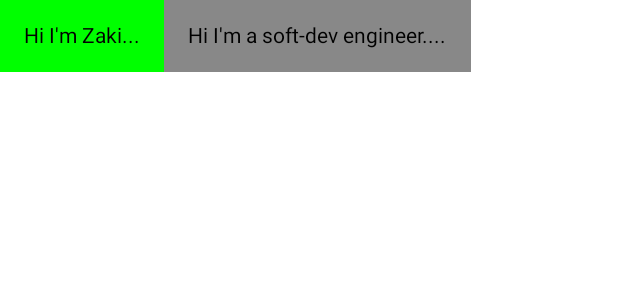
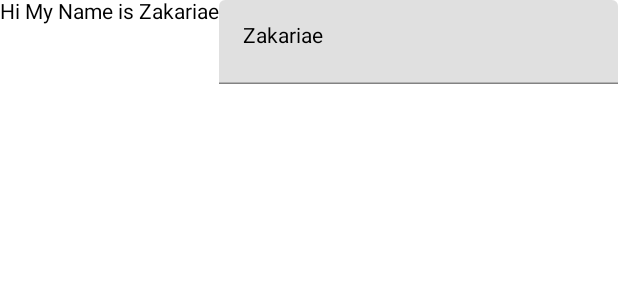
Before and after one commit to zakariaebouklah/CoffeeIsAwesome, an Android app built with Jetpack Compose: the @Preview function FirstComposable, on a phone screen of 412 x 824 dp. Shown: the top 300 px of the screen. Run offline under Robolectric (Android 15) with nearby library versions, the phone set to English and light mode, and no system bars.

Commit message:
Remembering a state.

```diff
--- a/app/src/main/java/com/zakib/coffeeisgood/MainActivity.kt
+++ b/app/src/main/java/com/zakib/coffeeisgood/MainActivity.kt
@@ -11,7 +11,11 @@ import androidx.compose.foundation.layout.padding
 import androidx.compose.material.MaterialTheme
 import androidx.compose.material.Surface
 import androidx.compose.material.Text
+import androidx.compose.material.TextField
 import androidx.compose.runtime.Composable
+import androidx.compose.runtime.MutableState
+import androidx.compose.runtime.mutableStateOf
+import androidx.compose.runtime.remember
 import androidx.compose.ui.Modifier
 import androidx.compose.ui.graphics.Color
 import androidx.compose.ui.tooling.preview.Preview
@@ -44,19 +48,28 @@ class MainActivity : ComponentActivity() {
 @Preview
 @Composable
 fun FirstComposable(): Unit {
+    /**
+     * Remember, it's just a call where we can ask the framework to remember that value.
+     * Remember will actually act like it's similar to memo in other frameworks.
+     *
+     * PS: we can remember states as well as plain values
+     */
+    var name = remember {
+        mutableStateOf("Zakariae")
+        /**
+         * like in React we create a state(s) for the composable
+         * So I need to trigger a change within a state and we can do that but in this case we need to call mutableStateOf.
+         * In this case we are setting that is going to be the state of these composable.
+         * So that means that if the variable changes the state of the composable changes,
+         * and it's going to trigger a re-render.
+          */
+
+    }
     Row { // a column is used like a container to hold different composables.
-        Text(
-            text= "Hi I'm Zaki...",
-            modifier = Modifier
-                .background(Color.Green)
-                .padding(16.dp)
-        )
-        Text(
-            text= "Hi I'm a soft-dev engineer....",
-            modifier = Modifier
-                .background(Color.Gray)
-                .padding(16.dp)
-        )
+        Text("Hi My Name is ${name.value}")
+        TextField(value = name.value, onValueChange = {
+            name.value= it
+        })
     }
 }
 
```
